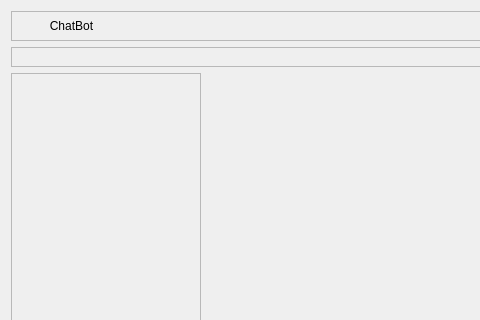
Old version of the form widget/Setting/ChatBot/WChatBotMainUI.ui in the repository yechaoGitHub/AI; both pictures show x 0 to 480 and y 0 to 320 of the 600 by 533 pixel window.
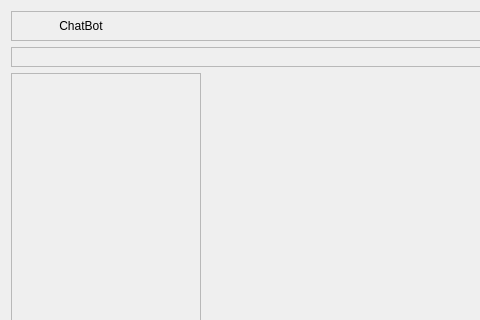
New version of the form. Icons and pictures are not drawn. Custom widgets are drawn as their Qt base class.

Diff of the .ui file:
```diff
--- a/widget/Setting/ChatBot/WChatBotMainUI.ui
+++ b/widget/Setting/ChatBot/WChatBotMainUI.ui
@@ -30,7 +30,13 @@
 }
 
 QPushButton#pb_left{
-	font: 18px &quot;微软雅黑&quot;;
+	font: 24px &quot;微软雅黑&quot;;
+	color:#000000;
+}
+
+QPushButton#pb_left:hover{
+	font: 24px &quot;微软雅黑&quot;;
+	color:qlineargradient(spread:pad, x1:0, y1:0, x2:1, y2:1, stop:0 #0066FF, stop:1 #BD00FF);
 }
 
 QPushButton#pb_open[open=true]{
@@ -101,14 +107,14 @@
        <widget class="QPushButton" name="pb_left">
         <property name="minimumSize">
          <size>
-          <width>81</width>
-          <height>17</height>
+          <width>100</width>
+          <height>24</height>
          </size>
         </property>
         <property name="maximumSize">
          <size>
-          <width>81</width>
-          <height>17</height>
+          <width>100</width>
+          <height>24</height>
          </size>
         </property>
         <property name="text">
```
